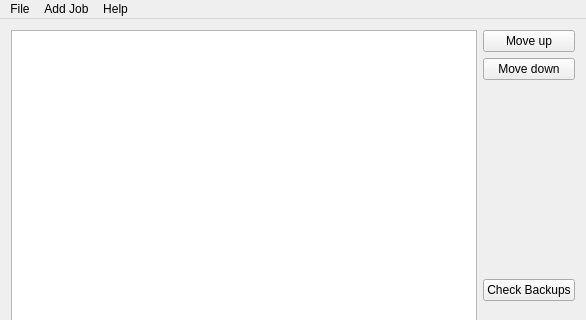
First picture: the form in ConfigurationEditingTool/src/mainwindow.ui, repository MickaelOnTheWave/GuimicK, before the edit; both pictures show x 0 to 586 and y 0 to 320 of the 586 by 555 pixel window.
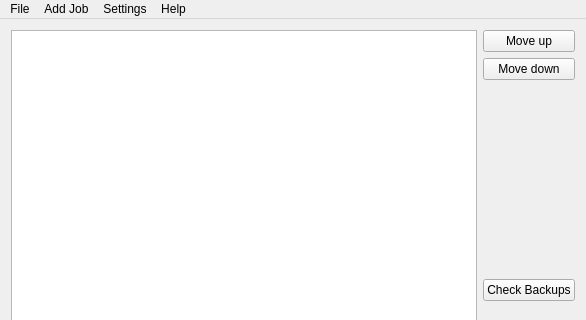
Second picture: the form after the edit.

Commit message: Added Settings dialog to Configuration Editing tool. Not visible in Client mode.

Diff of the .ui file:
```diff
--- a/ConfigurationEditingTool/src/mainwindow.ui
+++ b/ConfigurationEditingTool/src/mainwindow.ui
@@ -130,8 +130,15 @@
     <addaction name="actionCustom_command"/>
     <addaction name="actionCustom_command_client"/>
    </widget>
+   <widget class="QMenu" name="menuSettings">
+    <property name="title">
+     <string>Settings</string>
+    </property>
+    <addaction name="actionGeneral"/>
+   </widget>
    <addaction name="menuFile"/>
    <addaction name="menuAdd_Job"/>
+   <addaction name="menuSettings"/>
    <addaction name="menuHelp"/>
   </widget>
   <widget class="QStatusBar" name="statusBar"/>
```
Left out of the diff: 5 changed lines with no effect on the pictures. The commit also changes 10 other files.
